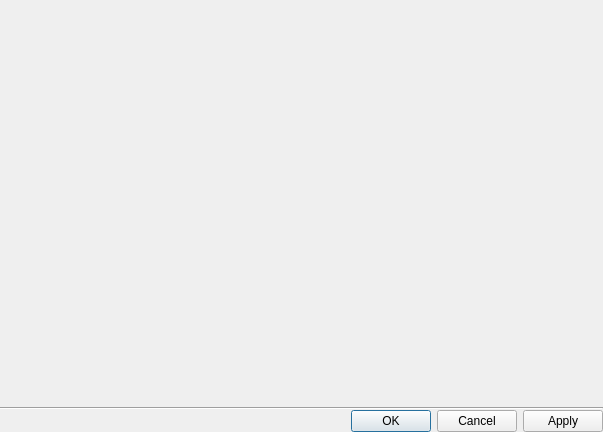
Qt form client/src/ui/dialogs/system_administration_dialog.ui (networkoptix/nx_open) before a commit.
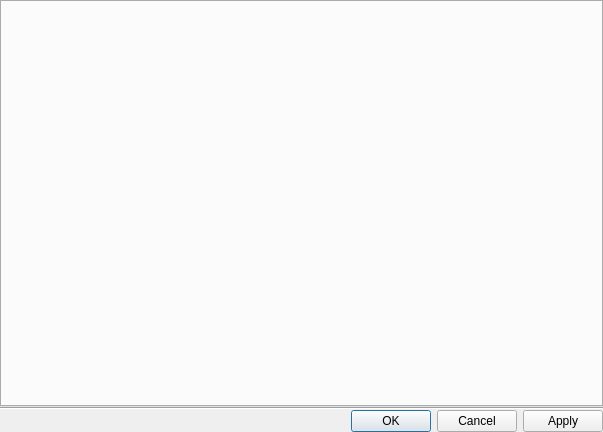
The same form after that commit.

Commit message:
Remove documentMode flag from tab widgets.
<==== Mercurial data ====>
Branch: new_style

Patch:
```diff
--- a/client/src/ui/dialogs/system_administration_dialog.ui
+++ b/client/src/ui/dialogs/system_administration_dialog.ui
@@ -34,9 +34,6 @@
      <property name="tabShape">
       <enum>QTabWidget::Triangular</enum>
      </property>
-     <property name="documentMode">
-      <bool>true</bool>
-     </property>
     </widget>
    </item>
    <item>
```
The commit also changes 4 other files.
